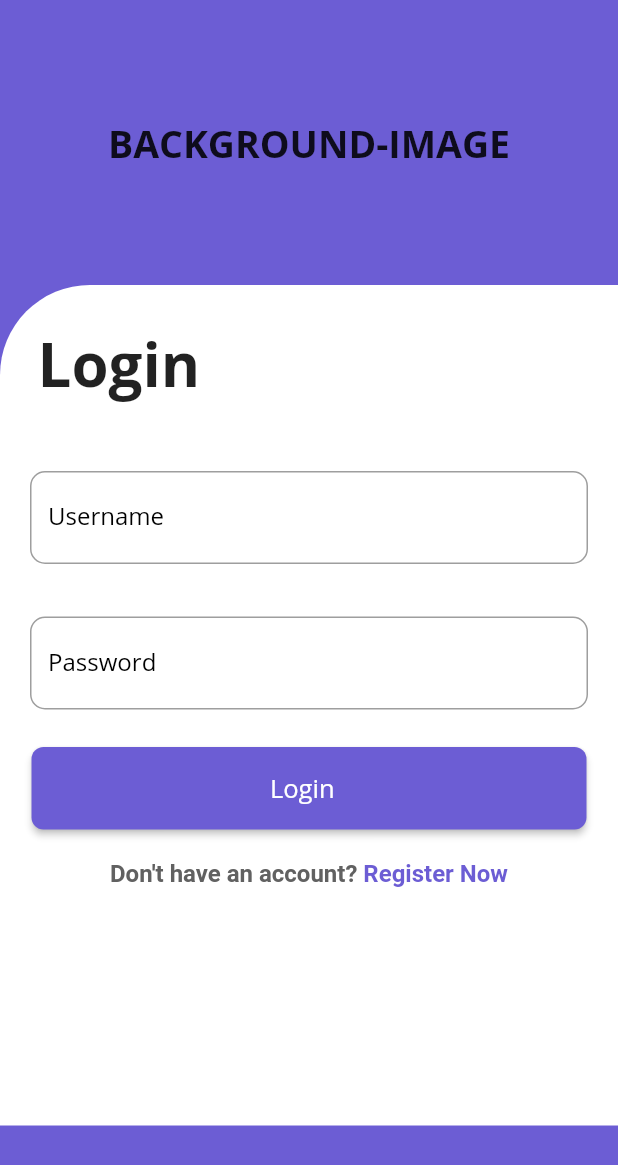
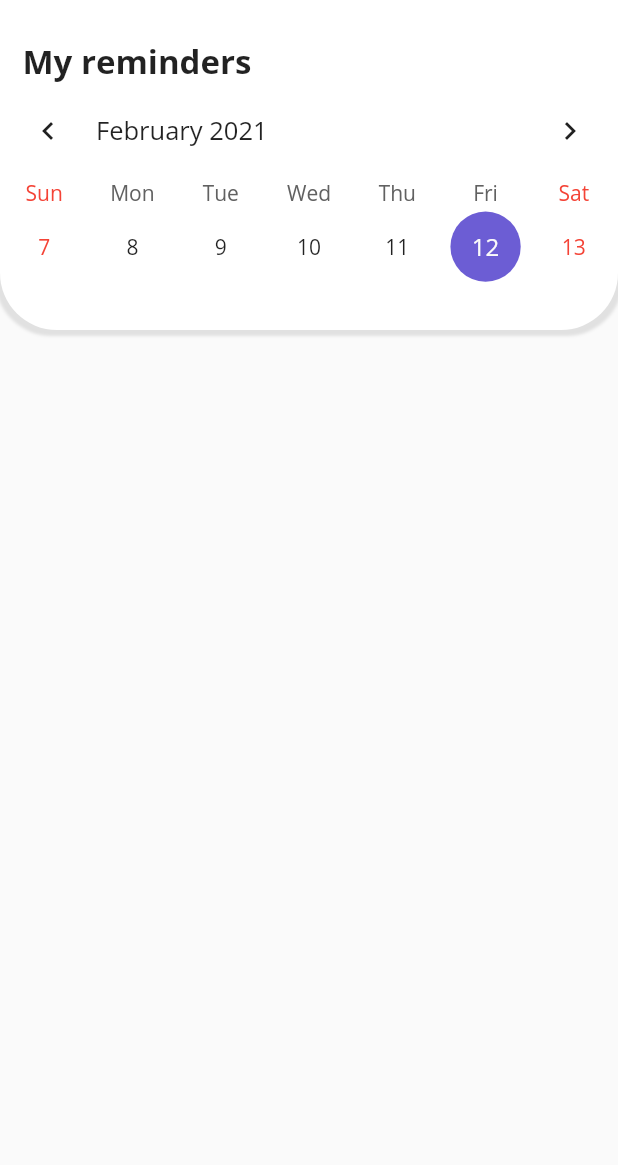
Before and after one commit to sudhanshrestha/my_health, a Flutter app: the screen it shows after launch, after a tap on "Login", on a phone screen of 412 x 824 dp. Shown: the top 1165 px of the screen. Run offline on Flutter 3.47's test engine with Material 2 defaults, Android fonts, the light colour scheme and no system bars; drawn by our look-alikes of table_calendar.

Commit message:
Home page calender created!

```diff
--- a/lib/main.dart
+++ b/lib/main.dart
@@ -1,7 +1,8 @@
 import 'package:flutter/material.dart';
+import 'package:my_health/pages/home/home.dart';
 import 'package:my_health/pages/loadingPage.dart';
-import 'package:my_health/pages/login.dart';
-import 'package:my_health/pages/register.dart';
+import 'package:my_health/pages/login/login.dart';
+import 'package:my_health/pages/register/register.dart';
 
 void main() {
   runApp(MyHealth());
@@ -25,6 +26,7 @@ class _MyHealthState extends State<MyHealth> {
         LoadingPage.id : (context) => LoadingPage(),
         Login.id : (context) => Login(),
         Register.id : (context) => Register(),
+        HomePage.id : (context) => HomePage(),
       },
     );
   }
--- /dev/null
+++ b/lib/pages/home/home.dart
@@ -0,0 +1,116 @@
+import 'package:flutter/material.dart';
+import 'package:table_calendar/table_calendar.dart';
+import 'package:my_health/pageAssets.dart';
+
+class HomePage extends StatefulWidget {
+  static const String id = 'HomePage';
+
+  @override
+  _HomePageState createState() => _HomePageState();
+}
+
+class _HomePageState extends State<HomePage> {
+  CalendarController _controller;
+
+  @override
+  void initState() {
+    super.initState();
+    _controller = CalendarController();
+  }
+
+  @override
+  Widget build(BuildContext context) {
+    return Scaffold(
+      body: SafeArea(
+        child: SingleChildScrollView(
+          child: Column(
+            crossAxisAlignment: CrossAxisAlignment.start,
+            mainAxisAlignment: MainAxisAlignment.start,
+            children: [
+              Stack(
+                children: [
+                  Container(
+                    height: 220.0,
+                    width: double.infinity,
+                    decoration: BoxDecoration(
+                      color: Colors.white,
+                      borderRadius: BorderRadius.only(
+                        bottomRight: Radius.circular(38.0),
+                        bottomLeft: Radius.circular(38.0),
+                      ),
+                      boxShadow: [
+                        BoxShadow(
+                            color: Colors.black.withOpacity(0.1),
+                            spreadRadius: 3,
+                            blurRadius: 1,
+                            offset: Offset(0.0, 0.75)),
+                      ],
+                    ),
+                    child: TopCalender(controller: _controller),
+                  ),
+                ],
+              ),
+
+            ],
+          ),
+        ),
+      ),
+    );
+  }
+}
+
+class TopCalender extends StatelessWidget {
+  const TopCalender({
+    Key key,
+    @required CalendarController controller,
+  }) : _controller = controller, super(key: key);
+
+  final CalendarController _controller;
+
+  @override
+  Widget build(BuildContext context) {
+    return Wrap(
+      children: [
+        Column(
+            crossAxisAlignment: CrossAxisAlignment.start,
+            mainAxisAlignment: MainAxisAlignment.start,
+            children: [
+              Padding(
+                padding: const EdgeInsets.only(
+                    left: 15.0, top: 25.0),
+                child: Text(
+                  "My reminders",
+                  style: TextStyle(
+                      fontSize: 22.0,
+                      fontWeight: FontWeight.bold),
+                ),
+              ),
+              Container(
+                decoration: BoxDecoration(
+                  color: Colors.white,
+                  borderRadius: BorderRadius.all(
+                    Radius.circular(16.0),
+                  ),
+                ),
+                child: TableCalendar(
+                  initialCalendarFormat: CalendarFormat.week,
+                  calendarStyle: CalendarStyle(
+                    todayColor: Colors.green,
+                    selectedColor: mainColor,
+                    todayStyle: TextStyle(
+                      fontWeight: FontWeight.bold,
+                      fontSize: 18.0,
+                    )
+                  ),
+                  headerStyle: HeaderStyle(
+                    formatButtonVisible: false,
+                  ),
+                  onDaySelected: (day, events, holidays) => print(day.toString()),
+                  calendarController: _controller,
+                ),
+              ),
+            ]),
+      ],
+    );
+  }
+}
--- a/lib/pages/loadingPage.dart
+++ b/lib/pages/loadingPage.dart
@@ -1,7 +1,8 @@
 import 'dart:async';
 
 import 'package:flutter/material.dart';
-import 'package:my_health/pages/login.dart';
+import 'package:my_health/pages/login/login.dart';
+
 
 class LoadingPage extends StatefulWidget {
   static const String id = 'loadingPage';
--- a/lib/pages/login.dart
+++ b/lib/pages/login/login.dart
@@ -1,7 +1,9 @@
 import 'package:flutter/gestures.dart';
 import 'package:flutter/material.dart';
 import 'package:my_health/pageAssets.dart';
-import 'package:my_health/pages/register.dart';
+import 'package:my_health/pages/home/home.dart';
+import 'package:my_health/pages/register/register.dart';
+
 
 class Login extends StatefulWidget {
   static const String id = 'loginPage';
@@ -14,8 +16,8 @@ class _LoginState extends State<Login> {
   @override
   void initState() {
     super.initState();
+  }
 
-  }
   @override
   Widget build(BuildContext context) {
     return Scaffold(
@@ -32,12 +34,16 @@ class _LoginState extends State<Login> {
                 // TODO: Need to create a background image and add if possible.
                 child: Center(
                     child: Text(
-                  "BACKGROUND-IMAGE",
-                  style: TextStyle(fontSize: 25.0, fontWeight: FontWeight.bold),
-                )),
+                      "BACKGROUND-IMAGE",
+                      style: TextStyle(
+                          fontSize: 25.0, fontWeight: FontWeight.bold),
+                    )),
               ),
               Container(
-                height: MediaQuery.of(context).size.height * 0.68,
+                height: MediaQuery
+                    .of(context)
+                    .size
+                    .height * 0.68,
                 width: double.infinity,
                 decoration: BoxDecoration(
                   color: Colors.white,
@@ -75,7 +81,9 @@ class _LoginState extends State<Login> {
                       LoginTextFieldPass(),
                       SizedBox(height: 25.0,),
                       Center(
-                        child: PageButtons(buttonTitle: "Login",onPressed: (){},),
+                        child: PageButtons(buttonTitle: "Login", onPressed: () {
+                          Navigator.pushNamed(context, HomePage.id);
+                        },),
                       ),
                       Row(
                         mainAxisAlignment: MainAxisAlignment.center,
@@ -102,7 +110,8 @@ class _LoginState extends State<Login> {
                                         fontWeight: FontWeight.bold),
                                     recognizer: TapGestureRecognizer()
                                       ..onTap = () {
-                                      Navigator.pushNamed(context, Register.id);
+                                        Navigator.pushNamed(
+                                            context, Register.id);
                                       },
                                   ),
                                 ],
@@ -128,7 +137,9 @@ class LoginTextFieldPass extends StatefulWidget {
   @override
   _LoginTextFieldPassState createState() => _LoginTextFieldPassState();
 }
+
 FocusNode focusNode1 = FocusNode();
+
 class _LoginTextFieldPassState extends State<LoginTextFieldPass> {
   @override
   Widget build(BuildContext context) {
@@ -159,7 +170,9 @@ class LoginTextFieldUsr extends StatefulWidget {
   @override
   _LoginTextFieldUsrState createState() => _LoginTextFieldUsrState();
 }
+
 FocusNode focusNode = FocusNode();
+
 class _LoginTextFieldUsrState extends State<LoginTextFieldUsr> {
   @override
   Widget build(BuildContext context) {
--- a/pubspec.yaml
+++ b/pubspec.yaml
@@ -23,11 +23,8 @@ environment:
 dependencies:
   flutter:
     sdk: flutter
-
-
-  # The following adds the Cupertino Icons font to your application.
-  # Use with the CupertinoIcons class for iOS style icons.
   cupertino_icons: ^1.0.2
+  table_calendar: ^2.3.3
 
 dev_dependencies:
   flutter_test:
```
Also changed, not shown: lib/pages/register/register.dart (renamed from lib/pages/register.dart), pubspec.lock, 2 other files.
